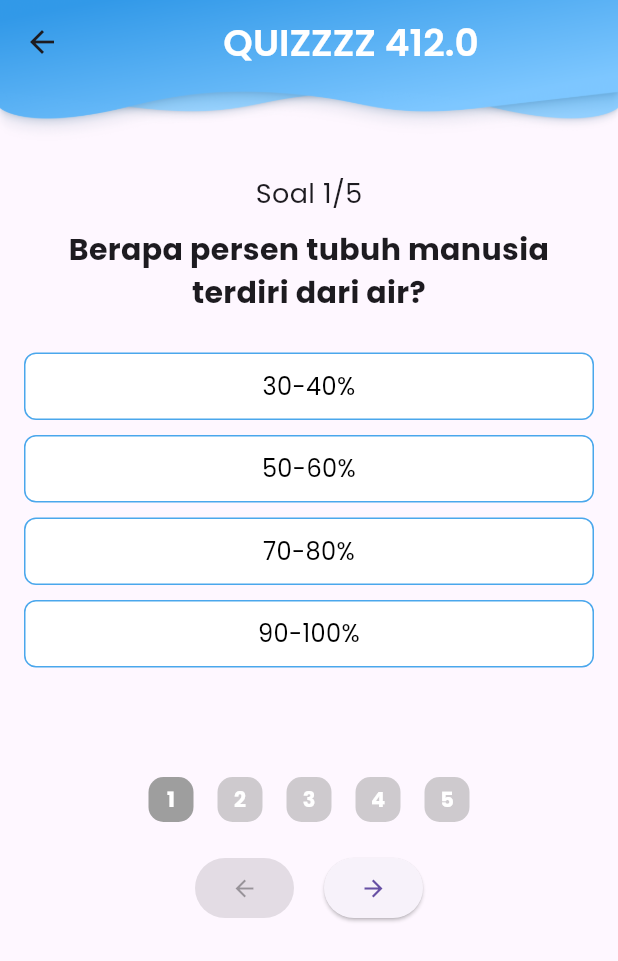
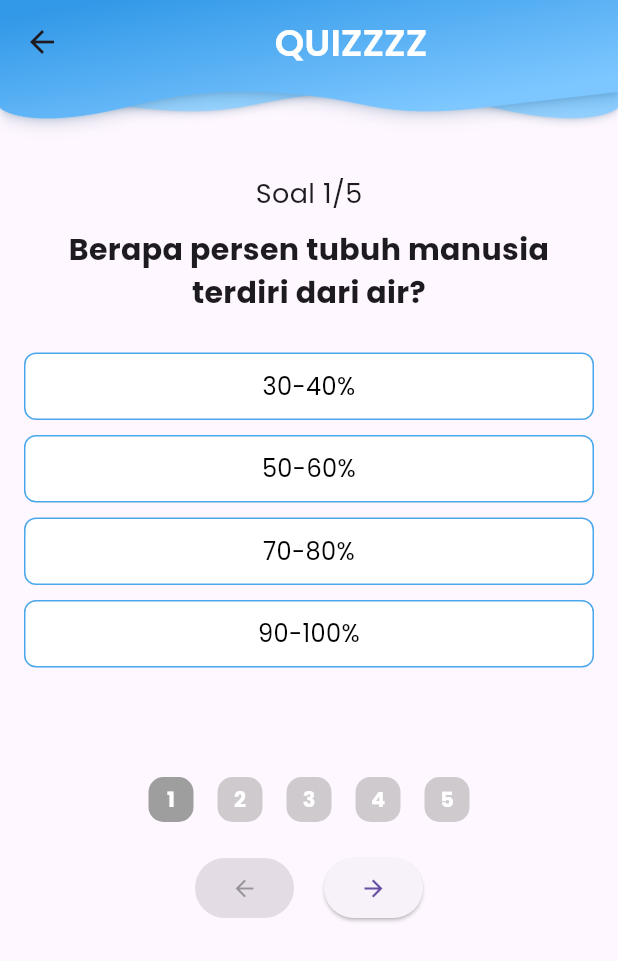
Before and after one commit to khazzmir/simpeQuiz, a Flutter app: the screen it shows after launch, after a tap on an icon or button, on a phone screen of 412 x 824 dp. Shown: the top 961 px of the screen. Run offline on Flutter 3.47's test engine with Material 3 defaults, Android fonts, the phone set to English and light mode, and no system bars; our stand-ins replace google_fonts.

Commit message:
fixing appbar

```diff
--- a/lib/main_page.dart
+++ b/lib/main_page.dart
@@ -19,7 +19,7 @@ class MainPage extends StatelessWidget {
         child: AppBar(
           title: Center(
             child: Text(
-              "Kuis Hidrasi $screenWidth",
+              "Kuis Hidrasi",
               style: GoogleFonts.poppins(
                 color: Colors.white,
                 fontSize: 25,
--- a/lib/quiz_lvl_1_page.dart
+++ b/lib/quiz_lvl_1_page.dart
@@ -202,7 +202,7 @@ class _QuizLvl1PageState extends State<QuizLvl1Page> {
         child: AppBar(
           title: Center(
             child: Text(
-              "QUIZZZZ $screenWidth",
+              "QUIZZZZ",
               style: GoogleFonts.poppins(
                 color: Colors.white,
                 fontSize: 25,
--- a/lib/quiz_page.dart
+++ b/lib/quiz_page.dart
@@ -384,7 +384,7 @@ class _QuizPageState extends State<QuizPage> {
         child: AppBar(
           title: Center(
             child: Text(
-              "QUIZZZZ $screenWidth",
+              "QUIZZZZ",
               style: GoogleFonts.poppins(
                 color: Colors.white,
                 fontSize: 25,
```
